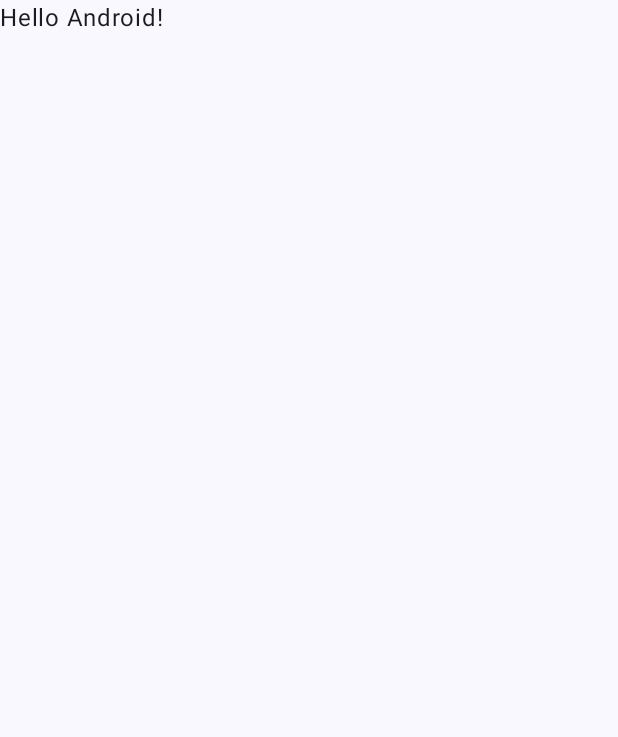
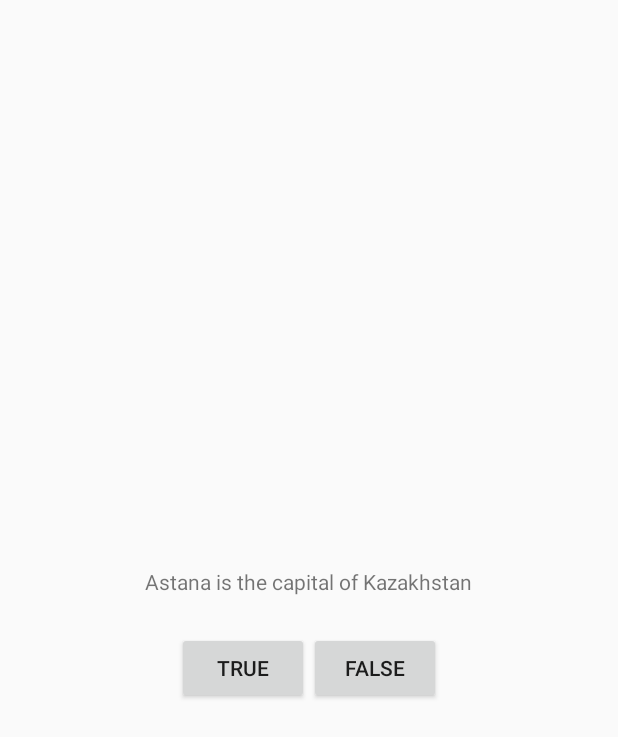
Before and after one commit to R3iwan/geoQuiz, an Android app built with Jetpack Compose: the screen it shows after launch (MainActivity), on a phone screen of 412 x 824 dp. Before the commit the part shown is almost empty. Shown: the top 737 px of the screen. Run offline under Robolectric (Android 15) with nearby library versions, the phone set to English and light mode, and no system bars.

Commit message:
Modified MainActivity.kt

```diff
--- a/app/build.gradle.kts
+++ b/app/build.gradle.kts
@@ -5,7 +5,7 @@ plugins {
 
 android {
     namespace = "com.example.geoquiz"
-    compileSdk = 33
+    compileSdk = 34
 
     defaultConfig {
         applicationId = "com.example.geoquiz"
--- a/app/src/main/AndroidManifest.xml
+++ b/app/src/main/AndroidManifest.xml
@@ -11,7 +11,7 @@
         android:roundIcon="@mipmap/ic_launcher_round"
         android:supportsRtl="true"
         android:theme="@style/Theme.GeoQuiz"
-        tools:targetApi="31">
+        tools:targetApi="34">
         <activity
             android:name=".MainActivity"
             android:exported="true"
--- a/app/src/main/java/com/example/geoquiz/MainActivity.kt
+++ b/app/src/main/java/com/example/geoquiz/MainActivity.kt
@@ -1,46 +1,34 @@
 package com.example.geoquiz
 
 import android.os.Bundle
+import android.widget.Button
+import android.widget.Toast
 import androidx.activity.ComponentActivity
-import androidx.activity.compose.setContent
-import androidx.compose.foundation.layout.fillMaxSize
-import androidx.compose.material3.MaterialTheme
-import androidx.compose.material3.Surface
-import androidx.compose.material3.Text
-import androidx.compose.runtime.Composable
-import androidx.compose.ui.Modifier
-import androidx.compose.ui.tooling.preview.Preview
-import com.example.geoquiz.ui.theme.GeoQuizTheme
 
 class MainActivity : ComponentActivity() {
+    private lateinit var trueButton: Button
+    private lateinit var falseButton: Button
     override fun onCreate(savedInstanceState: Bundle?) {
         super.onCreate(savedInstanceState)
-        setContent {
-            GeoQuizTheme {
-                // A surface container using the 'background' color from the theme
-                Surface(
-                    modifier = Modifier.fillMaxSize(),
-                    color = MaterialTheme.colorScheme.background
-                ) {
-                    Greeting("Android")
-                }
-            }
+        setContentView(R.layout.activity_main)
+
+        trueButton = findViewById(R.id.true_button)
+        falseButton = findViewById(R.id.false_button)
+
+        trueButton.setOnClickListener {
+            Toast.makeText(
+                this,
+                R.string.correct_toast,
+                Toast.LENGTH_SHORT)
+                .show()
+        }
+        falseButton.setOnClickListener{
+            Toast.makeText(
+                this,
+                R.string.incorrect_toast,
+                Toast.LENGTH_SHORT)
+                .show()
+        }
+
         }
     }
-}
-
-@Composable
-fun Greeting(name: String, modifier: Modifier = Modifier) {
-    Text(
-        text = "Hello $name!",
-        modifier = modifier
-    )
-}
-
-@Preview(showBackground = true)
-@Composable
-fun GreetingPreview() {
-    GeoQuizTheme {
-        Greeting("Android")
-    }
-}
--- a/app/src/main/res/layout/layout.xml
+++ b/app/src/main/res/layout/activity_main.xml
@@ -17,19 +17,16 @@
         android:orientation="horizontal">
 
         <Button
+            android:id="@+id/true_button"
             android:layout_width="wrap_content"
             android:layout_height="wrap_content"
             android:text="@string/true_button"/>
 
         <Button
+            android:id="@+id/false_button"
             android:layout_width="wrap_content"
             android:layout_height="wrap_content"
             android:text="@string/false_button"/>
-        <Button
-            android:layout_width="wrap_content"
-            android:layout_height="wrap_content"
-            android:text="@string/either_button"/>
-
 
     </LinearLayout>
 </LinearLayout>
--- a/app/src/main/res/values/strings.xml
+++ b/app/src/main/res/values/strings.xml
@@ -5,6 +5,7 @@
     </string>
     <string name="true_button">True</string>
     <string name="false_button">False</string>
-    <string name="either_button">Either</string>
     <string name="action_settings">Settings</string>
+    <string name="correct_toast">Correct!</string>
+    <string name="incorrect_toast">Incorrect!</string>
 </resources>
```
